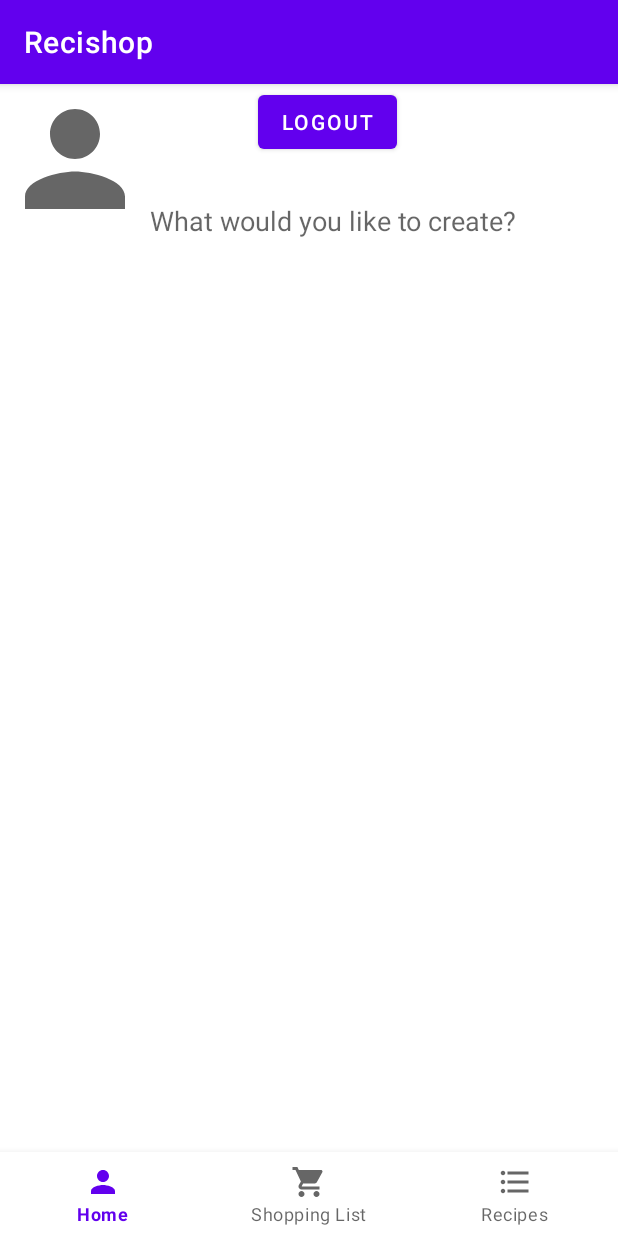
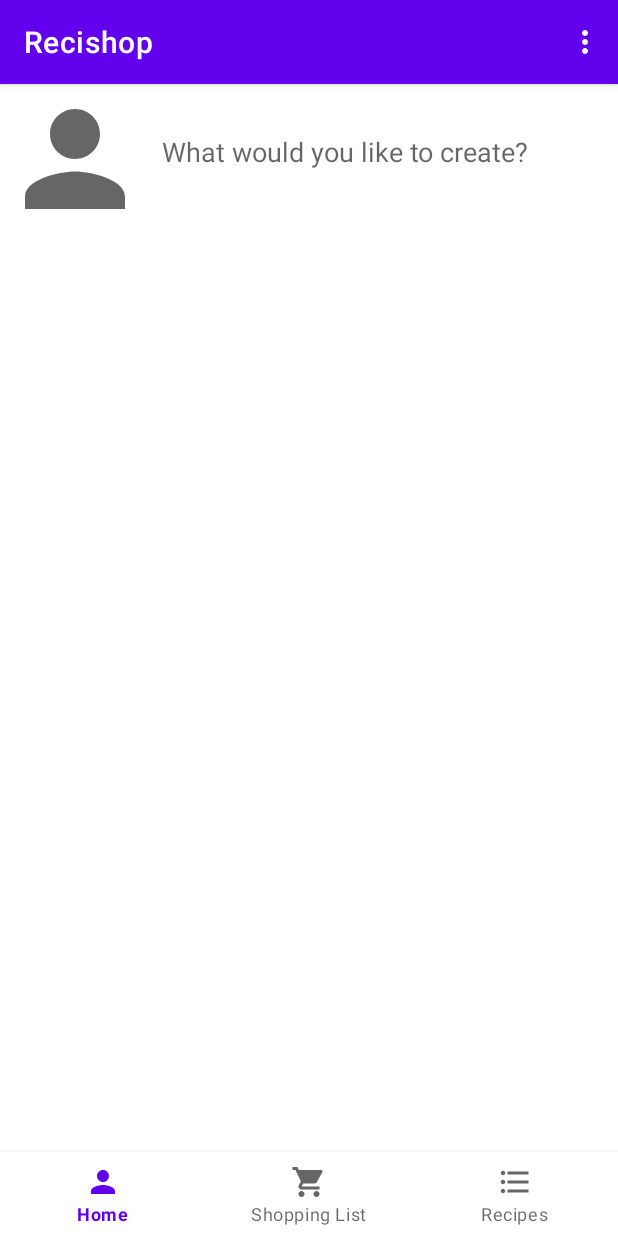
Before and after one commit to Recishop/Recishop, an Android app: the MainActivity screen opened directly, with no data from a screen before it, on a phone screen of 412 x 824 dp. Run offline under Robolectric (Android 15) with nearby library versions, the phone set to English and light mode, and no system bars; libraries missing offline, so code that uses them is left out: com.parse; 5 statements that could not run were skipped.

Commit message:
Added custom profile fragment action bar; implemented logout functionality on custom action bar

```diff
--- a/app/src/main/java/com/example/recishop/LoginActivity.java
+++ b/app/src/main/java/com/example/recishop/LoginActivity.java
@@ -30,8 +30,9 @@ public class LoginActivity extends AppCompatActivity {
         super.onCreate(savedInstanceState);
         setContentView(R.layout.activity_login);
 
-        if (ParseUser.getCurrentUser() != null){
-            goMainActivity();}
+        if (ParseUser.getCurrentUser() != null) {
+            goMainActivity();
+        }
 
         etUsername = findViewById(R.id.etUsername);
         etPassword = findViewById(R.id.etPassword);
--- a/app/src/main/java/com/example/recishop/fragments/ProfileFragment.java
+++ b/app/src/main/java/com/example/recishop/fragments/ProfileFragment.java
@@ -13,6 +13,7 @@ import android.util.Log;
 import android.view.LayoutInflater;
 import android.view.Menu;
 import android.view.MenuInflater;
+import android.view.MenuItem;
 import android.view.View;
 import android.view.ViewGroup;
 import android.widget.Button;
@@ -22,6 +23,7 @@ import android.widget.TextView;
 import android.widget.Toast;
 
 import com.example.recishop.LoginActivity;
+import com.example.recishop.MainActivity;
 import com.example.recishop.R;
 import com.example.recishop.Recipe;
 import com.example.recishop.RecipesAdapter;
@@ -37,11 +39,6 @@ import java.io.DataOutputStream;
 import java.util.ArrayList;
 import java.util.List;
 
-/**
- * A simple {@link Fragment} subclass.
- * Use the {@link ProfileFragment#newInstance} factory method to
- * create an instance of this fragment.
- */
 public class ProfileFragment extends Fragment {
 
     private static final String TAG = ProfileFragment.class.getSimpleName();
@@ -50,7 +47,6 @@ public class ProfileFragment extends Fragment {
     TextView tvUsername;
     RecyclerView rvUserRecipes;
     ImageView ivProfilePicture;
-    Button btnLogout;
     List<Recipe> recipeList;
     RecipesAdapter recipesAdapter;
 
@@ -74,7 +70,6 @@ public class ProfileFragment extends Fragment {
         tvUsername = view.findViewById(R.id.tvWelcomeMessage);
         ivProfilePicture = view.findViewById(R.id.ivProfilePicture);
         rvUserRecipes = view.findViewById(R.id.rvUserRecipes);
-        btnLogout = view.findViewById(R.id.btnLogout);
 
         ivProfilePicture.setImageResource(R.drawable.ic_baseline_person_24);
         tvUsername.setText(WELCOME_MESSAGE + ParseUser.getCurrentUser().getUsername() + "!");
@@ -85,24 +80,8 @@ public class ProfileFragment extends Fragment {
         rvUserRecipes.setAdapter(recipesAdapter);
         rvUserRecipes.setLayoutManager(new LinearLayoutManager(getContext()));
 
-        // Log user out of application and go to login screen
-        btnLogout.setOnClickListener(new View.OnClickListener() {
-            @Override
-            public void onClick(View v) {
-                Log.i(TAG, "onClick log out button");
-                ParseUser.logOutInBackground();
-                ParseUser currentUser = ParseUser.getCurrentUser();
-                goLoginActivity();
-            }
-        });
-
         // TODO: Pull information from current Parse User to populate fields and recipes
         queryRecipes();
-    }
-
-    private void goLoginActivity() {
-        Intent i = new Intent(getContext(), LoginActivity.class);
-        startActivity(i);
     }
 
     protected void queryRecipes() {
@@ -137,4 +116,18 @@ public class ProfileFragment extends Fragment {
         setHasOptionsMenu(true);
     }
 
+    @Override
+    public void onCreateOptionsMenu(@NonNull Menu menu, @NonNull MenuInflater inflater) {
+        inflater.inflate(R.menu.menu_profile_fragment_menu, menu);
+    }
+
+    @Override
+    public boolean onOptionsItemSelected(@NonNull MenuItem item) {
+        switch (item.getItemId()) {
+            case R.id.action_menuBtnSignout: {
+                ((MainActivity) getActivity()).logoutAndBackToLoginScreen();
+            }
+        }
+        return super.onOptionsItemSelected(item);
+    }
 }
--- a/app/src/main/res/layout/fragment_profile.xml
+++ b/app/src/main/res/layout/fragment_profile.xml
@@ -18,10 +18,7 @@
         android:id="@+id/tvWelcomeMessage"
         android:layout_width="wrap_content"
         android:layout_height="wrap_content"
-        android:layout_below="@+id/btnLogout"
-        android:layout_centerHorizontal="true"
         android:layout_marginStart="8dp"
-        android:layout_marginTop="-3dp"
         android:layout_toEndOf="@+id/ivProfilePicture"
         android:textAppearance="@style/TextAppearance.AppCompat.Large"
         tools:text="Welcome back, Mike!" />
@@ -30,7 +27,7 @@
         android:layout_width="wrap_content"
         android:layout_height="wrap_content"
         android:layout_below="@id/tvWelcomeMessage"
-        android:layout_marginStart="0dp"
+        android:layout_marginStart="8dp"
         android:layout_marginTop="3dp"
         android:layout_toEndOf="@id/ivProfilePicture"
         android:text="What would you like to create?"
@@ -48,14 +45,4 @@
         android:layout_marginTop="2dp"
         android:layout_marginBottom="-2dp" />
 
-    <Button
-        android:id="@+id/btnLogout"
-        android:layout_width="wrap_content"
-        android:layout_height="wrap_content"
-        android:layout_alignParentStart="true"
-        android:layout_alignParentTop="true"
-        android:layout_marginStart="172dp"
-        android:layout_marginTop="1dp"
-        android:text="Logout" />
-
 </RelativeLayout>
--- /dev/null
+++ b/app/src/main/res/menu/menu_profile_fragment_menu.xml
@@ -0,0 +1,9 @@
+<?xml version="1.0" encoding="utf-8"?>
+<menu xmlns:app="http://schemas.android.com/apk/res-auto"
+    xmlns:android="http://schemas.android.com/apk/res/android">
+
+    <item
+        android:id="@+id/action_menuBtnSignout"
+        android:title="Sign out"
+        app:showAsAction="never" />
+</menu>
```
Also changed, not shown: app/src/main/java/com/example/recishop/MainActivity.java (+9 -0 lines).
